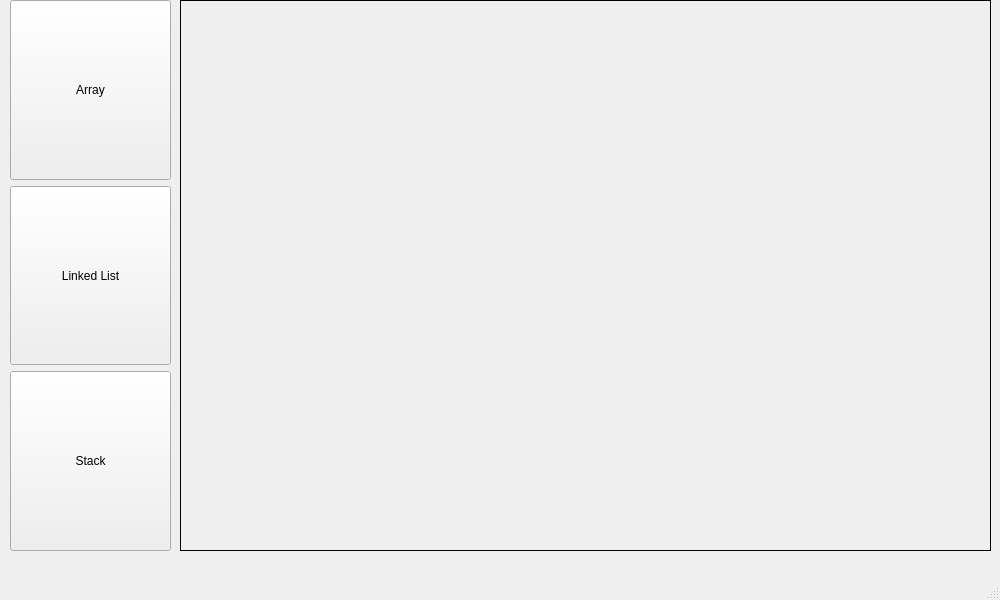
Above: linkedlistwindow.ui from priyanshagrahari/DSGUI before the change. Below: the same form after it.
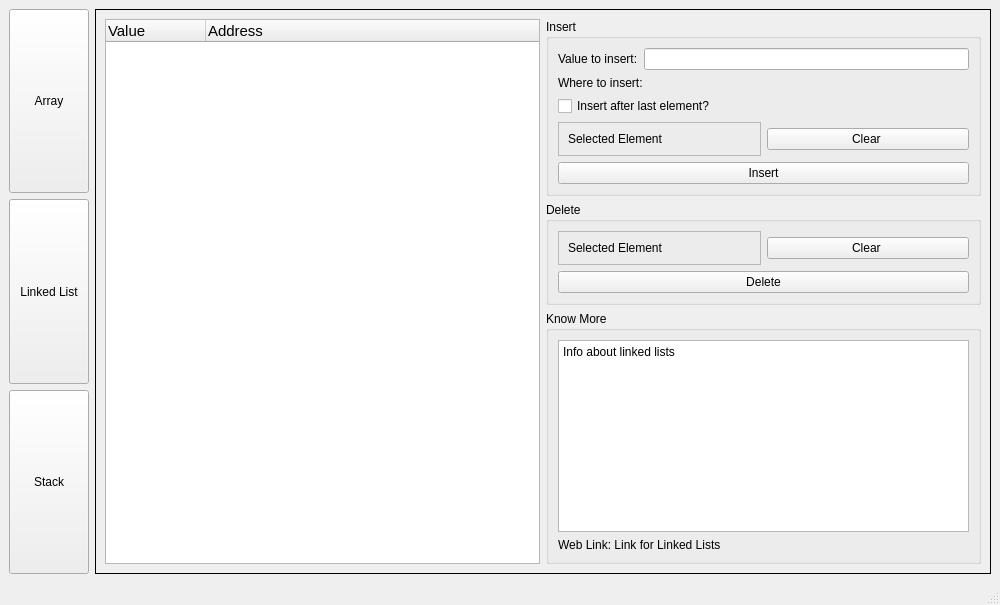
That is the form after the change.

Commit message: finished (fixed) linked list

Diff of the .ui file:
```diff
--- a/linkedlistwindow.ui
+++ b/linkedlistwindow.ui
@@ -14,15 +14,8 @@
    <string>MainWindow</string>
   </property>
   <widget class="QWidget" name="centralwidget">
-   <widget class="QWidget" name="verticalLayoutWidget">
-    <property name="geometry">
-     <rect>
-      <x>10</x>
-      <y>0</y>
-      <width>161</width>
-      <height>551</height>
-     </rect>
-    </property>
+   <layout class="QHBoxLayout" name="horizontalLayout_5">
+    <item>
     <layout class="QVBoxLayout" name="buttonList" stretch="0,0,0">
      <property name="sizeConstraint">
       <enum>QLayout::SetMaximumSize</enum>
@@ -67,19 +60,12 @@
       </widget>
      </item>
     </layout>
-   </widget>
+    </item>
+    <item>
    <widget class="QFrame" name="frame">
     <property name="enabled">
      <bool>true</bool>
     </property>
-    <property name="geometry">
-     <rect>
-      <x>180</x>
-      <y>0</y>
-      <width>811</width>
-      <height>551</height>
-     </rect>
-    </property>
     <property name="sizePolicy">
      <sizepolicy hsizetype="Preferred" vsizetype="MinimumExpanding">
       <horstretch>0</horstretch>
@@ -92,7 +78,184 @@
     <property name="frameShadow">
      <enum>QFrame::Plain</enum>
     </property>
-   </widget>
+      <layout class="QHBoxLayout" name="horizontalLayout_4">
+       <item>
+        <widget class="QTreeWidget" name="treeWidget">
+         <property name="font">
+          <font>
+           <pointsize>11</pointsize>
+          </font>
+         </property>
+         <column>
+          <property name="text">
+           <string>Value</string>
+          </property>
+         </column>
+         <column>
+          <property name="text">
+           <string>Address</string>
+          </property>
+         </column>
+        </widget>
+       </item>
+       <item>
+        <layout class="QVBoxLayout" name="verticalLayout_4">
+         <item>
+          <widget class="QGroupBox" name="groupBox">
+           <property name="title">
+            <string>Insert</string>
+           </property>
+           <layout class="QVBoxLayout" name="verticalLayout">
+            <item>
+             <layout class="QHBoxLayout" name="horizontalLayout">
+              <item>
+               <widget class="QLabel" name="label">
+                <property name="text">
+                 <string>Value to insert:</string>
+                </property>
+               </widget>
+              </item>
+              <item>
+               <widget class="QLineEdit" name="lineEdit"/>
+              </item>
+             </layout>
+            </item>
+            <item>
+             <widget class="QLabel" name="label_2">
+              <property name="text">
+               <string>Where to insert:</string>
+              </property>
+             </widget>
+            </item>
+            <item>
+             <widget class="QCheckBox" name="checkBox">
+              <property name="text">
+               <string>Insert after last element?</string>
+              </property>
+             </widget>
+            </item>
+            <item>
+             <layout class="QHBoxLayout" name="horizontalLayout_2">
+              <item>
+               <widget class="QFrame" name="frame_2">
+                <property name="frameShape">
+                 <enum>QFrame::StyledPanel</enum>
+                </property>
+                <property name="frameShadow">
+                 <enum>QFrame::Raised</enum>
+                </property>
+                <layout class="QHBoxLayout" name="horizontalLayout_6">
+                 <item>
+                  <widget class="QLabel" name="label_3">
+                   <property name="text">
+                    <string>Selected Element</string>
+                   </property>
+                  </widget>
+                 </item>
+                </layout>
+               </widget>
+              </item>
+              <item>
+               <widget class="QPushButton" name="pushButton">
+                <property name="text">
+                 <string>Clear </string>
+                </property>
+               </widget>
+              </item>
+             </layout>
+            </item>
+            <item>
+             <widget class="QPushButton" name="pushButton_4">
+              <property name="text">
+               <string>Insert</string>
+              </property>
+             </widget>
+            </item>
+           </layout>
+          </widget>
+         </item>
+         <item>
+          <widget class="QGroupBox" name="groupBox_2">
+           <property name="title">
+            <string>Delete</string>
+           </property>
+           <layout class="QVBoxLayout" name="verticalLayout_2">
+            <item>
+             <layout class="QHBoxLayout" name="horizontalLayout_3">
+              <item>
+               <widget class="QFrame" name="frame_3">
+                <property name="frameShape">
+                 <enum>QFrame::StyledPanel</enum>
+                </property>
+                <property name="frameShadow">
+                 <enum>QFrame::Raised</enum>
+                </property>
+                <layout class="QHBoxLayout" name="horizontalLayout_7">
+                 <item>
+                  <widget class="QLabel" name="label_4">
+                   <property name="text">
+                    <string>Selected Element</string>
+                   </property>
+                  </widget>
+                 </item>
+                </layout>
+               </widget>
+              </item>
+              <item>
+               <widget class="QPushButton" name="pushButton_2">
+                <property name="text">
+                 <string>Clear </string>
+                </property>
+               </widget>
+              </item>
+             </layout>
+            </item>
+            <item>
+             <widget class="QPushButton" name="pushButton_3">
+              <property name="text">
+               <string>Delete</string>
+              </property>
+             </widget>
+            </item>
+           </layout>
+          </widget>
+         </item>
+         <item>
+          <widget class="QGroupBox" name="groupBox_3">
+           <property name="title">
+            <string>Know More</string>
+           </property>
+           <layout class="QVBoxLayout" name="verticalLayout_3">
+            <item>
+             <widget class="QTextBrowser" name="textBrowser">
+              <property name="html">
+               <string>&lt;!DOCTYPE HTML PUBLIC &quot;-//W3C//DTD HTML 4.0//EN&quot; &quot;http://www.w3.org/TR/REC-html40/strict.dtd&quot;&gt;
+&lt;html&gt;&lt;head&gt;&lt;meta name=&quot;qrichtext&quot; content=&quot;1&quot; /&gt;&lt;meta charset=&quot;utf-8&quot; /&gt;&lt;style type=&quot;text/css&quot;&gt;
+p, li { white-space: pre-wrap; }
+&lt;/style&gt;&lt;/head&gt;&lt;body style=&quot; font-family:'Segoe UI'; font-size:9pt; font-weight:400; font-style:normal;&quot;&gt;
+&lt;p style=&quot; margin-top:0px; margin-bottom:0px; margin-left:0px; margin-right:0px; -qt-block-indent:0; text-indent:0px;&quot;&gt;Info about linked lists&lt;/p&gt;&lt;/body&gt;&lt;/html&gt;</string>
+              </property>
+             </widget>
+            </item>
+            <item>
+             <widget class="QLabel" name="label_8">
+              <property name="text">
+               <string>Web Link: &lt;a href=&quot;replace me&quot;&gt; Link for Linked Lists&lt;/a&gt;</string>
+              </property>
+              <property name="openExternalLinks">
+               <bool>true</bool>
+              </property>
+             </widget>
+            </item>
+           </layout>
+          </widget>
+         </item>
+        </layout>
+       </item>
+      </layout>
+     </widget>
+    </item>
+   </layout>
   </widget>
   <widget class="QMenuBar" name="menubar">
    <property name="geometry">
```
Left out of the diff: 2 changed lines with no effect on the pictures. Lines whose indentation alone changed are shown as unchanged. The commit also changes 11 other files.
